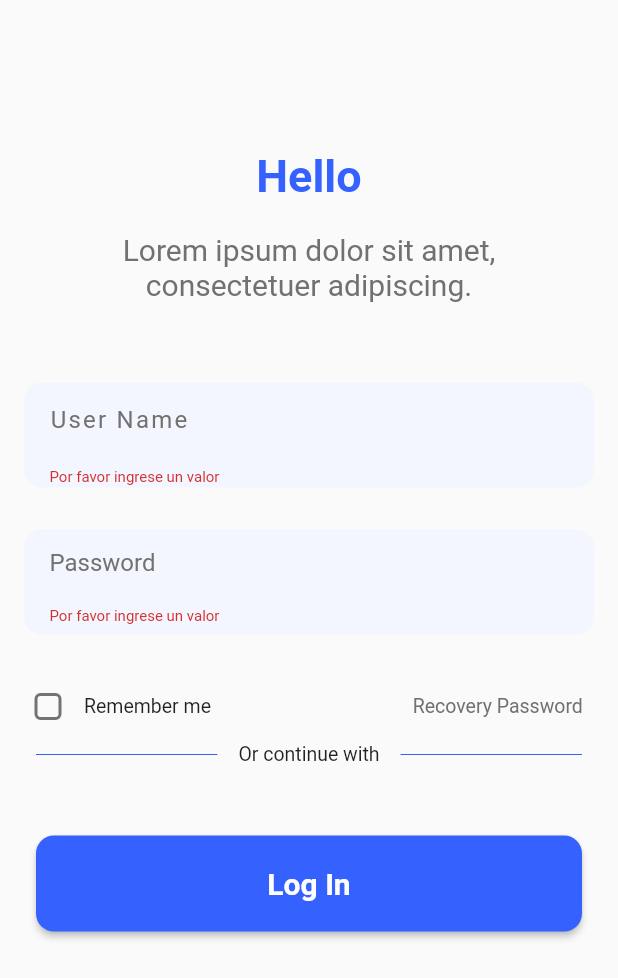
After one commit to weincoder/weinflu-app, a Flutter app: the screen it shows after launch, after a tap on "Log In", on a phone screen of 412 x 824 dp. The commit adds this screen. Shown: the top 978 px of the screen. Run offline on Flutter 3.47's test engine with Material 2 defaults, Android fonts, the phone set to English and light mode, and no system bars.

Commit message:
subiendo algo

```diff
--- a/weinflu_app/lib/app.dart
+++ b/weinflu_app/lib/app.dart
@@ -1,6 +1,7 @@
 import 'package:flutter/material.dart';
 import 'package:weinflu_app/config/app_routes.dart';
 import 'package:weinflu_app/models/user.dart';
+import 'package:weinflu_app/pages/login_page.dart';
 import 'package:weinflu_app/pages/new_page.dart';
 import 'package:weinflu_app/pages/other_page.dart';
 import 'pages/home_page.dart';
@@ -22,13 +23,14 @@ class WeinFluApp extends StatelessWidget {
         switch (settings.name) {
           case AppRoutes.newPage:
             return MaterialPageRoute(builder: (context) => const NewPage());
+          case AppRoutes.login:
+            return MaterialPageRoute(builder: (context) => const LoginPage());
           case AppRoutes.otherPage:
             return MaterialPageRoute(
                 builder: (context) =>
                     OtherPage(userData: settings.arguments as User));
-
           default:
-            return MaterialPageRoute(builder: (context) => const HomePage());
+            return MaterialPageRoute(builder: (context) => const LoginPage());
         }
       },
     );
--- a/weinflu_app/lib/config/app_routes.dart
+++ b/weinflu_app/lib/config/app_routes.dart
@@ -1,6 +1,7 @@
 class AppRoutes {
   AppRoutes._();
-  static const String home = '/';
+  static const String home = 'home';
   static const String newPage = 'new-page';
   static const String otherPage = 'other-page';
+  static const String login = 'login';
 }
--- a/weinflu_app/lib/design/themes.dart
+++ b/weinflu_app/lib/design/themes.dart
@@ -12,6 +12,9 @@ class WeinFluThemes {
         displayMedium: TextStyle(fontSize: 24.0, fontWeight: FontWeight.bold, color: WeinFluColors.brandLightColor),
         displaySmall: TextStyle(fontSize: 16.0, fontWeight: FontWeight.bold, color: WeinFluColors.brandLightColor),
         headlineLarge: TextStyle(fontSize: 21.0, color: WeinFluColors.brandPrimaryColor),
+        labelLarge: TextStyle(fontSize: 30.0, fontWeight: FontWeight.bold, color: WeinFluColors.brandPrimaryColor),
+        labelMedium: TextStyle(fontSize: 20.0, fontWeight: FontWeight.w400, color: WeinFluColors.brandLigthDarkColor),
+        labelSmall: TextStyle(fontSize: 16.0, fontWeight: FontWeight.bold, color: WeinFluColors.brandDarkColor),
         bodyLarge: TextStyle(fontSize: 14.0),
         bodyMedium: TextStyle(fontSize: 13.0),
         bodySmall: TextStyle(fontSize: 10.0),
--- /dev/null
+++ b/weinflu_app/lib/pages/login_page.dart
@@ -0,0 +1,203 @@
+import 'package:flutter/material.dart';
+import 'package:weinflu_app/design/colors.dart';
+
+class LoginPage extends StatefulWidget {
+  const LoginPage({super.key});
+
+  @override
+  State<LoginPage> createState() => _LoginPageState();
+}
+
+class _LoginPageState extends State<LoginPage> {
+  final _formKey = GlobalKey<FormState>();
+  bool isChecked = false;
+  final borderActive =
+      Border.all(color: WeinFluColors.brandPrimaryColor, width: 2);
+  final borderInactive = Border.all(color: Colors.transparent);
+  late Border borderBoxUser;
+  late Border borderBoxPass;
+  @override
+  void initState() {
+    super.initState();
+    borderBoxPass = borderInactive;
+    borderBoxUser = borderInactive;
+  }
+
+  @override
+  Widget build(BuildContext context) {
+    return Scaffold(
+      body: Padding(
+        padding: const EdgeInsets.symmetric(vertical: 100, horizontal: 8),
+        child: Center(
+          child: Column(mainAxisAlignment: MainAxisAlignment.start, children: [
+            Text(
+              'Hello',
+              style: Theme.of(context).textTheme.labelLarge,
+            ),
+            Container(
+                padding: const EdgeInsets.symmetric(horizontal: 24),
+                margin: const EdgeInsets.only(top: 20),
+                child: Text(
+                  'Lorem ipsum dolor sit amet, consectetuer adipiscing.',
+                  style: Theme.of(context).textTheme.labelMedium,
+                  textAlign: TextAlign.center,
+                )),
+            Form(
+                key: _formKey,
+                child: Column(
+                  children: [
+                    Container(
+                      height: 70,
+                      margin: EdgeInsets.fromLTRB(8, 54, 8, 28),
+                      padding: EdgeInsets.only(left: 16),
+                      decoration: BoxDecoration(
+                          border: borderBoxUser,
+                          borderRadius: BorderRadius.all(Radius.circular(12)),
+                          color: WeinFluColors.brandSecondaryColor),
+                      child: TextFormField(
+                        onTap: () {
+                          setState(() {
+                            borderBoxUser = borderActive;
+                            borderBoxPass = borderInactive;
+                          });
+                        },
+                        onTapOutside: (event) {
+                          setState(() {
+                            borderBoxUser = borderInactive;
+                          });
+                        },
+                        style: Theme.of(context).textTheme.labelSmall,
+                        validator: (value) {
+                          if (value == null || value.isEmpty) {
+                            return 'Por favor ingrese un valor';
+                          }
+                          return null;
+                        },
+                        textAlign: TextAlign.start,
+                        decoration: InputDecoration(
+                            border: InputBorder.none,
+                            labelText: 'User Name',
+                            labelStyle: TextStyle(
+                                color: WeinFluColors.brandLigthDarkColor,
+                                fontWeight: FontWeight.w200)),
+                      ),
+                    ),
+                    Container(
+                      height: 70,
+                      margin: EdgeInsets.fromLTRB(8, 0, 8, 24),
+                      padding: EdgeInsets.only(left: 16, bottom: 5),
+                      decoration: BoxDecoration(
+                          borderRadius: BorderRadius.all(Radius.circular(12)),
+                          border: borderBoxPass,
+                          color: WeinFluColors.brandSecondaryColor),
+                      child: TextFormField(
+                        validator: (value) {
+                          if (value == null || value.isEmpty) {
+                            return 'Por favor ingrese un valor';
+                          }
+                          return null;
+                        },
+                        onTap: () {
+                          setState(() {
+                            borderBoxPass = borderActive;
+                            borderBoxUser = borderInactive;
+                          });
+                        },
+                        onTapOutside: (event) {
+                          setState(() {
+                            borderBoxPass = borderInactive;
+                          });
+                        },
+                        obscureText: true,
+                        textAlign: TextAlign.start,
+                        decoration: InputDecoration(
+                            border: InputBorder.none,
+                            labelText: 'Password',
+                            labelStyle: TextStyle(
+                              color: WeinFluColors.brandLigthDarkColor,
+                            )),
+                      ),
+                    ),
+                    Row(
+                      children: [
+                        Checkbox(
+                          value: isChecked,
+                          onChanged: (currentValue) {
+                            print(currentValue);
+                            setState(() {
+                              isChecked = currentValue!;
+                            });
+                          },
+                          shape: RoundedRectangleBorder(
+                              borderRadius: BorderRadius.circular(4)),
+                          checkColor: Colors.white,
+                          activeColor: WeinFluColors.brandPrimaryColor,
+                        ),
+                        Expanded(child: Text('Remember me')),
+                        Padding(
+                          padding: const EdgeInsets.only(right: 8),
+                          child: TextButton(
+                            child: Text(
+                              'Recovery Password',
+                              style: TextStyle(
+                                  fontSize: 13,
+                                  color: WeinFluColors.brandLigthDarkColor,
+                                  fontWeight: FontWeight.w200),
+                            ),
+                            onPressed: () {},
+                          ),
+                        )
+                      ],
+                    ),
+                    Row(children: <Widget>[
+                      Expanded(
+                        child: new Container(
+                            margin:
+                                const EdgeInsets.only(left: 16.0, right: 14.0),
+                            child: Divider(
+                              color: WeinFluColors.brandPrimaryColor,
+                            )),
+                      ),
+                      Text("Or continue with"),
+                      Expanded(
+                        child: new Container(
+                            margin:
+                                const EdgeInsets.only(left: 14.0, right: 16.0),
+                            child: Divider(
+                              color: WeinFluColors.brandPrimaryColor,
+                            )),
+                      ),
+                    ]),
+                    Padding(
+                      padding: EdgeInsets.only(top: 46),
+                      child: Row(children: []),
+                    ),
+                    ElevatedButton(
+                      onPressed: () {
+                        // Validate returns true if the form is valid, or false otherwise.
+                        if (_formKey.currentState!.validate()) {
+                          // If the form is valid, display a snackbar. In the real world,
+                          // you'd often call a server or save the information in a database.
+                          ScaffoldMessenger.of(context).showSnackBar(
+                            const SnackBar(content: Text('Processing Data')),
+                          );
+                        }
+                      },
+                      style: ElevatedButton.styleFrom(
+                          minimumSize: Size(364, 64),
+                          backgroundColor: WeinFluColors.brandPrimaryColor,
+                          shape: RoundedRectangleBorder(
+                              borderRadius: BorderRadius.circular(12))),
+                      child: const Text(
+                        'Log In',
+                        style: TextStyle(fontSize: 20),
+                      ),
+                    ),
+                  ],
+                ))
+          ]),
+        ),
+      ),
+    );
+  }
+}
```
Also changed, not shown: weinflu_app/assets/images/Foto Posterior.jpg (deleted), weinflu_app/assets/images/Foto frontal.jpg (deleted), weinflu_app/assets/images/Foto mano.jpg (deleted), weinflu_app/assets/images/facebook.png (added), weinflu_app/assets/images/foto cedula.jpg (deleted), weinflu_app/assets/images/google.jpg (added), weinflu_app/assets/images/google.png (added), weinflu_app/assets/images/saddsadsdas.jpg (deleted).
